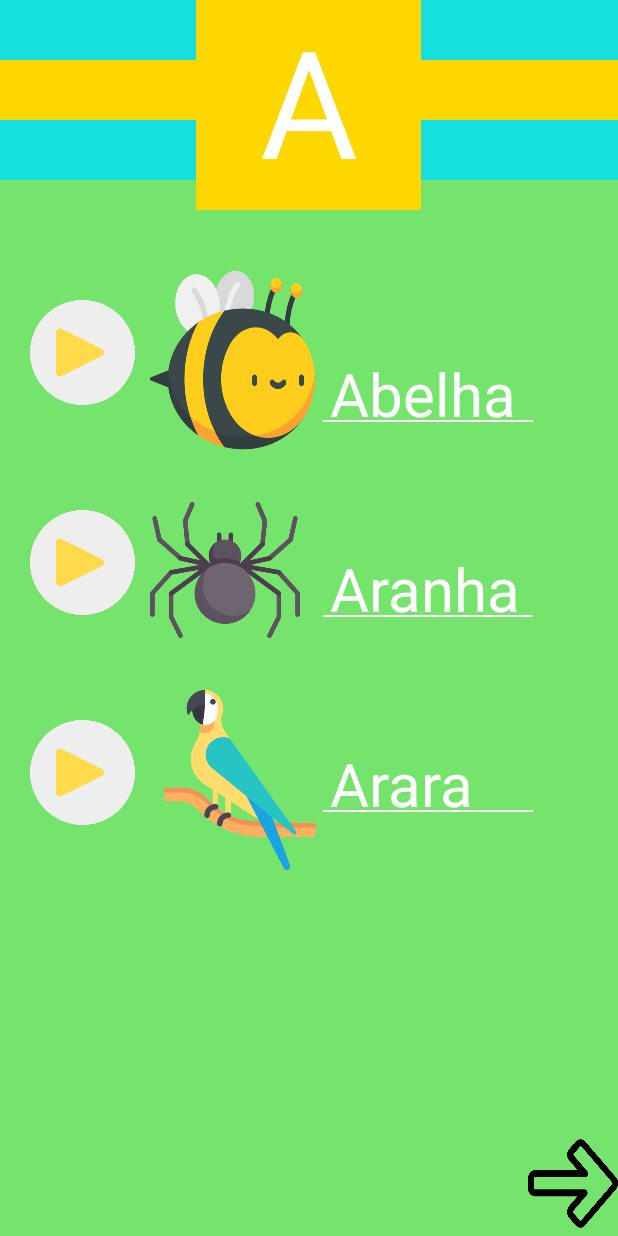
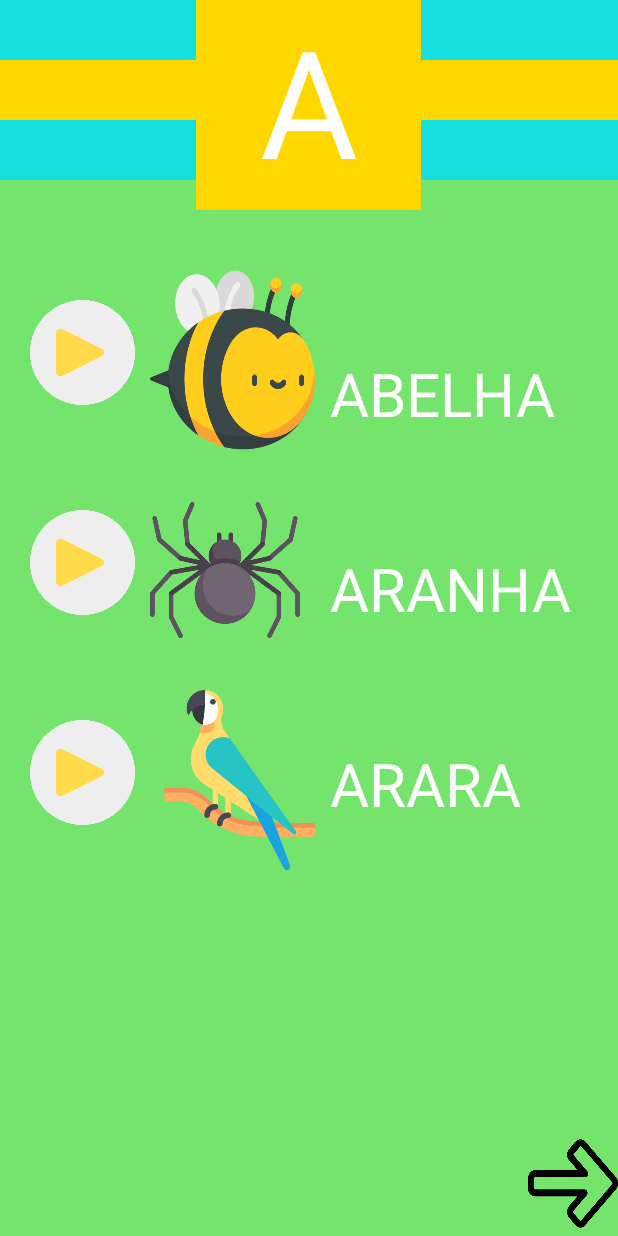
Before and after one commit to Diegovsk/TCC_TDAH, an Android app: the AnimaisAActivity screen opened directly, with no data from a screen before it, on a phone screen of 412 x 824 dp. Run offline under Robolectric (Android 15) with nearby library versions, the phone set to English and light mode, and no system bars.

Commit message:
ATUALIZANDO PARA MAIÚSCULO

```diff
--- a/app/src/main/res/layout/activity_animais_a.xml
+++ b/app/src/main/res/layout/activity_animais_a.xml
@@ -50,20 +50,13 @@
         android:background="@drawable/abelha"/>
 
     <TextView
-        android:text="Abelha"
-        android:textSize="40sp"
-        android:textColor="@color/colorAccent"
         android:layout_width="wrap_content"
         android:layout_height="wrap_content"
+        android:layout_marginLeft="220dp"
         android:layout_marginTop="235dp"
-        android:layout_marginLeft="220dp"/>
-
-    <View
-        android:layout_width="140dp"
-        android:layout_height="1dp"
-        android:layout_marginTop="280dp"
-        android:layout_marginLeft="215dp"
-        android:background="@color/colorAccent"/>
+        android:text="ABELHA"
+        android:textColor="@color/colorAccent"
+        android:textSize="40sp" />
 
     <ImageView
         android:layout_width="100dp"
@@ -73,20 +66,13 @@
         android:background="@drawable/aranha"/>
 
     <TextView
-        android:text="Aranha"
-        android:textSize="40sp"
-        android:textColor="@color/colorAccent"
         android:layout_width="wrap_content"
         android:layout_height="wrap_content"
+        android:layout_marginLeft="220dp"
         android:layout_marginTop="365dp"
-        android:layout_marginLeft="220dp"/>
-
-    <View
-        android:layout_width="140dp"
-        android:layout_height="1dp"
-        android:layout_marginTop="410dp"
-        android:layout_marginLeft="215dp"
-        android:background="@color/colorAccent"/>
+        android:text="ARANHA"
+        android:textColor="@color/colorAccent"
+        android:textSize="40sp" />
 
     <ImageView
         android:layout_width="120dp"
@@ -96,20 +82,13 @@
         android:background="@drawable/arara"/>
 
     <TextView
-        android:text="Arara"
-        android:textSize="40sp"
-        android:textColor="@color/colorAccent"
         android:layout_width="wrap_content"
         android:layout_height="wrap_content"
+        android:layout_marginLeft="220dp"
         android:layout_marginTop="495dp"
-        android:layout_marginLeft="220dp"/>
-
-    <View
-        android:layout_width="140dp"
-        android:layout_height="1dp"
-        android:layout_marginTop="540dp"
-        android:layout_marginLeft="215dp"
-        android:background="@color/colorAccent"/>
+        android:text="ARARA"
+        android:textColor="@color/colorAccent"
+        android:textSize="40sp" />
 
     <ImageView
         android:layout_width="70dp"
```
Also changed, not shown: app/src/main/res/layout/activity_animais_e.xml (+12 -33 lines), app/src/main/res/layout/activity_animais_i.xml (+4 -11 lines), app/src/main/res/layout/activity_animais_o.xml (+10 -24 lines), app/src/main/res/layout/activity_animais_u.xml (+8 -22 lines).
